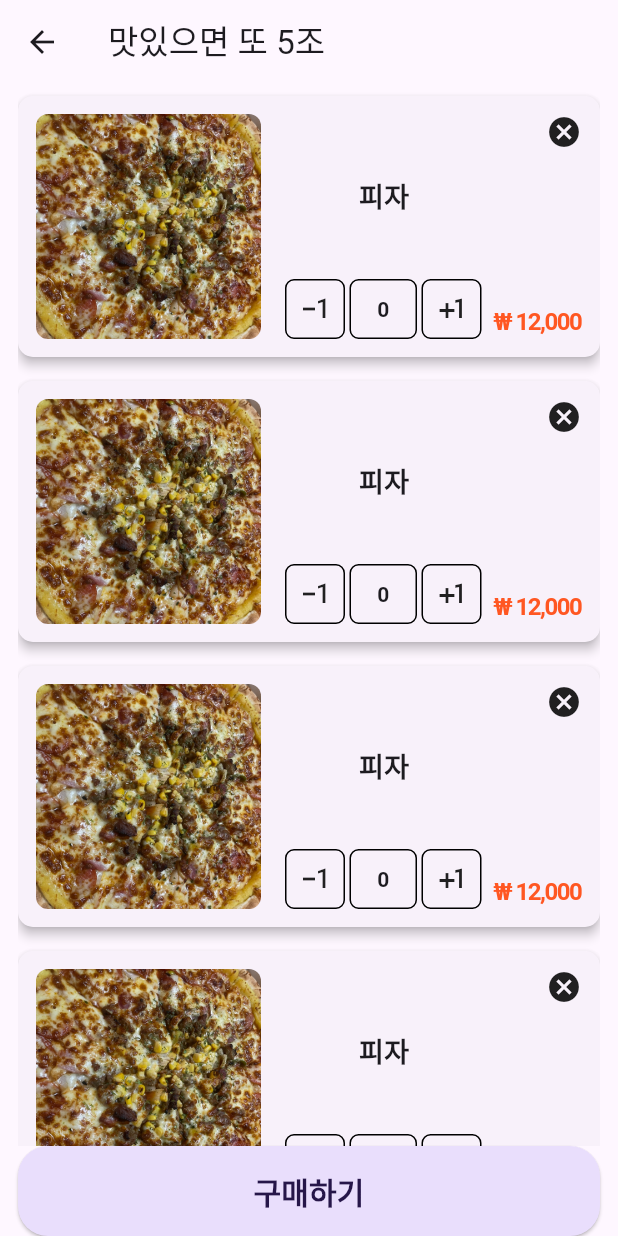
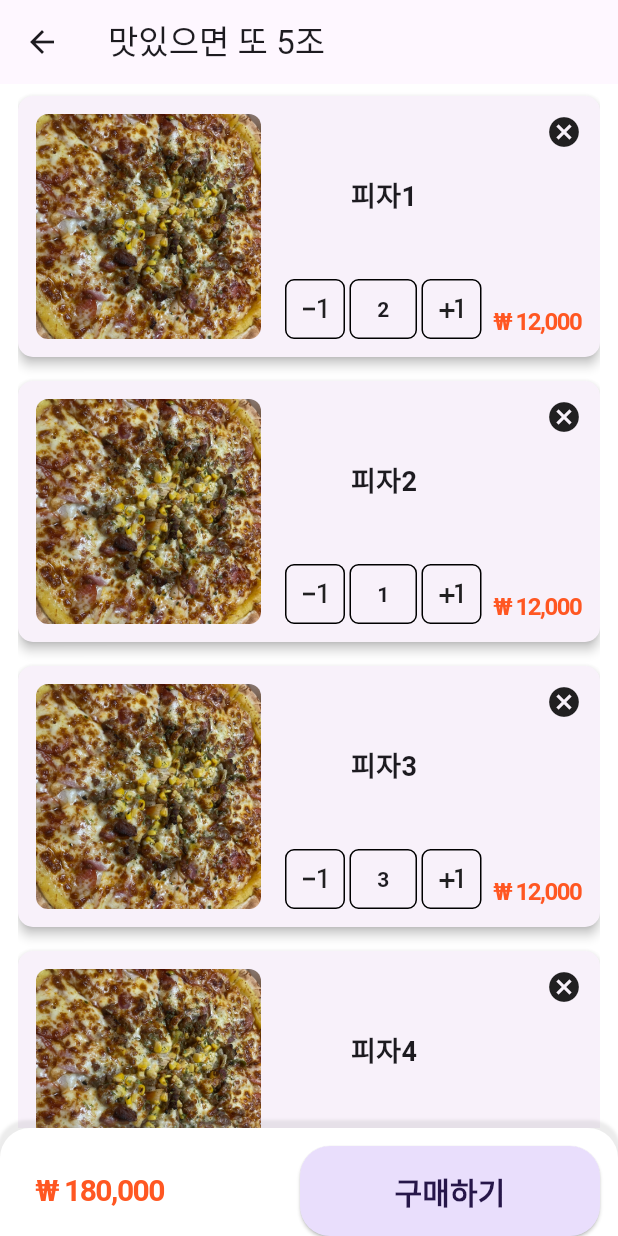
Before and after one commit to jek1m/shoppingmall_platform_5, a Flutter app: the ShoppingBag screen opened directly, on a phone screen of 412 x 824 dp. Run offline on Flutter 3.47's test engine with Material 3 defaults, Android fonts, the phone set to English and light mode, and no system bars.

Commit message:
feat: 장바구니 기능 완료

```diff
--- a/lib/shopping_bag_page.dart
+++ b/lib/shopping_bag_page.dart
@@ -1,76 +1,101 @@
+import 'package:flutter/cupertino.dart';
 import 'package:flutter/material.dart';
 import 'package:intl/intl.dart';
 
-class ShoppingBag extends StatelessWidget {
+class ShoppingBag extends StatefulWidget {
+  @override
+  State<ShoppingBag> createState() => _ShoppingBagState();
+}
+
+class _ShoppingBagState extends State<ShoppingBag> {
   List<Map<String, dynamic>?> foods = [
     {
-      'name': '피자',
+      'name': '피자1',
       'description': '치즈크러스트 기본 탑재 피자예요',
       'image': 'assets/pizza.jpg',
-      'price': '12000'
+      'price': '12000',
+      'amount': '2'
     },
     {
-      'name': '피자',
+      'name': '피자2',
       'description': '치즈크러스트 기본 탑재 피자예요',
       'image': 'assets/pizza.jpg',
-      'price': '12000'
+      'price': '12000',
+      'amount': '1'
     },
     {
-      'name': '피자',
+      'name': '피자3',
       'description': '치즈크러스트 기본 탑재 피자예요',
       'image': 'assets/pizza.jpg',
-      'price': '12000'
+      'price': '12000',
+      'amount': '3'
     },
     {
-      'name': '피자',
+      'name': '피자4',
       'description': '치즈크러스트 기본 탑재 피자예요',
       'image': 'assets/pizza.jpg',
-      'price': '12000'
+      'price': '12000',
+      'amount': '4'
     },
     {
-      'name': '피자',
+      'name': '피자5',
       'description': '치즈크러스트 기본 탑재 피자예요',
       'image': 'assets/pizza.jpg',
-      'price': '12000'
-    },
-    {
-      'name': '피자',
-      'description': '치즈크러스트 기본 탑재 피자예요',
-      'image': 'assets/pizza.jpg',
-      'price': '12000'
-    },
-    {
-      'name': '피자',
-      'description': '치즈크러스트 기본 탑재 피자예요',
-      'image': 'assets/pizza.jpg',
-      'price': '12000'
-    },
-    {
-      'name': '피자',
-      'description': '치즈크러스트 기본 탑재 피자예요',
-      'image': 'assets/pizza.jpg',
-      'price': '12000'
-    },
-    {
-      'name': '피자',
-      'description': '치즈크러스트 기본 탑재 피자예요',
-      'image': 'assets/pizza.jpg',
-      'price': '12000'
+      'price': '12000',
+      'amount': '5'
     },
   ];
 
+  /// 총 금액을 나타내는 함수
+  int total = 0;
+  int getTotalMoney(List<Map<String, dynamic>?> foods) {
+    total = 0;
+
+    for (var food in foods) {
+      if (food!['amount'] != '0') {
+        int amount = int.parse(food['amount']);
+        int price = int.parse(food['price']);
+        total += (amount * price);
+      }
+    }
+
+    return total;
+  }
+
+  void onRemove(Map<String, dynamic> food) {
+    setState(() {
+      foods.removeWhere((item) => item == food);
+    });
+  }
+
+  /// 음식의 수량 상태를 변경하는 함수
+  void onChange({required Map<String, dynamic> food, required String type}) {
+    int currentAmount = int.parse(food['amount']);
+    setState(() {
+      print('setState 시작');
+      if (type == 'add') {
+        food['amount'] = (currentAmount + 1).toString();
+      } else if (type == 'subtract') {
+        food['amount'] = (currentAmount - 1).toString();
+      }
+    });
+  }
+
   @override
   Widget build(BuildContext context) {
+    print('build-----');
     return Scaffold(
       appBar: AppBar(
         title: Text('맛있으면 또 5조'),
       ),
-      body: SafeArea(
-        child: Padding(
-          padding: const EdgeInsets.symmetric(horizontal: 12),
+      body: ColoredBox(
+        color: Colors.white,
+        child: SafeArea(
           child: Column(
             children: [
               Expanded(
+                  child: Padding(
+                padding: const EdgeInsets.symmetric(horizontal: 12),
                 child: foods.isEmpty
                     ? const Center(
                         child: Text(
@@ -83,37 +108,126 @@ class ShoppingBag extends StatelessWidget {
                         itemCount: foods.length,
                         itemBuilder: (context, idx) {
                           return shoppingList(foods[idx]!);
-                          })),
-              SizedBox(
+                        }),
+              )),
+              Container(
                 width: double.infinity,
+                padding: const EdgeInsets.only(top: 12, left: 24, right: 12),
+                decoration: BoxDecoration(
+                    borderRadius: BorderRadius.only(
+                        topLeft: Radius.circular(20),
+                        topRight: Radius.circular(20)),
+                    color: Colors.white,
+                    boxShadow: [
+                      BoxShadow(
+                        color: Colors.grey.withValues(alpha: 0.2),
+                        spreadRadius: 2,
+                        blurRadius: 1,
+                        offset: Offset(0, -3),
+                      )
+                    ]),
+                child: Row(
+                  mainAxisAlignment: MainAxisAlignment.spaceBetween,
+                  children: [
+                    Expanded(
+                      child: Text(
+                        '₩ ${NumberFormat('#,###').format(getTotalMoney(foods))}', // 세 자리마다 콤마 추가
+                        maxLines: 1,
+                        overflow: TextOverflow.ellipsis,
+                        softWrap: true,
+                        style: const TextStyle(
+                          letterSpacing: -1,
+                          fontSize: 20,
+                          fontWeight: FontWeight.bold,
+                          color: Colors.deepOrange,
+                        ),
+                      ),
+                    ),
+                    Container(
+                      width: 200,
                       height: 60,
                       child: ElevatedButton(
-                      onPressed: () {},
+                        onPressed: total == 0
+                            ? null
+                            : () {
+                                showCupertinoDialog(
+                                  context: context,
+                                  builder: (context) {
+                                    return CupertinoAlertDialog(
+                                      title: Text('구매 하시겠습니까?'),
+                                      content: Text(
+                                          '총 ${NumberFormat('#,###').format(total)}원 입니다.'),
+                                      actions: [
+                                        CupertinoDialogAction(
+                                          isDefaultAction: true,
+                                          onPressed: () {
+                                            // 이게 있어야 팝업 창이 사라짐
+                                            Navigator.pop(context);
+                                          },
+                                          child: Text(
+                                            '취소',
+                                            style: TextStyle(color: Colors.red),
+                                          ),
+                                        ),
+                                        CupertinoDialogAction(
+                                          isDestructiveAction: true,
+                                          onPressed: () {
+                                            // 이게 있어야 팝업 창이 사라짐
+                                            Navigator.pop(context);
+                                          },
+                                          child: Text(
+                                            '확인',
+                                            style:
+                                                TextStyle(color: Colors.blue),
+                                          ),
+                                        ),
+                                      ],
+                                    );
+                                  },
+                                );
+                              },
                         style: ButtonStyle(
                           shape: WidgetStatePropertyAll(
                             RoundedRectangleBorder(
                                 borderRadius: BorderRadius.circular(20)),
                           ),
-                        foregroundColor: WidgetStatePropertyAll(
-                          Color.fromRGBO(38, 22, 73, 1),
+                          foregroundColor: WidgetStateProperty.resolveWith(
+                            (states) {
+                              if (states.contains(WidgetState.disabled)) {
+                                return const Color.fromARGB(
+                                    255, 173, 173, 173); // 비활성화 색상
+                              }
+                              return Color.fromRGBO(38, 22, 73, 1); // 기본 색상
+                            },
                           ),
-                        backgroundColor: WidgetStatePropertyAll(
-                            Color.fromRGBO(233, 222, 252, 1)),
+                          backgroundColor: WidgetStateProperty.resolveWith(
+                            (states) {
+                              if (states.contains(WidgetState.disabled)) {
+                                return const Color.fromARGB(
+                                    255, 197, 197, 197); // 비활성화 색상
+                              }
+                              return Color.fromRGBO(233, 222, 252, 1); // 기본 색상
+                            },
+                          ),
                         ),
                         child: Text(
                           '구매하기',
                           style: TextStyle(
                               fontSize: 20, fontWeight: FontWeight.bold),
-                      )))
+                        ),
+                      ),
+                    ),
+                  ],
+                ),
+              ),
             ],
           ),
         ),
       ),
     );
-    ;
   }
 
-  Card shoppingList(Map<String, dynamic> foods) {
+  Card shoppingList(Map<String, dynamic> food) {
     return Card(
       margin: const EdgeInsets.symmetric(vertical: 8),
       elevation: 3,
@@ -132,7 +246,7 @@ class ShoppingBag extends StatelessWidget {
                 child: AspectRatio(
                   aspectRatio: 1 / 1,
                   child: Image.asset(
-                    foods['image'],
+                    food['image'],
                     fit: BoxFit.cover,
                   ),
                 ),
@@ -149,7 +263,7 @@ class ShoppingBag extends StatelessWidget {
                           Expanded(
                             child: Center(
                               child: Text(
-                                foods['name'],
+                                food['name'],
                                 maxLines: 2,
                                 overflow: TextOverflow.ellipsis,
                                 softWrap: true,
@@ -164,7 +278,11 @@ class ShoppingBag extends StatelessWidget {
                             children: [
                               GestureDetector(
                                 onTap: () {
-                                  print('-1');
+                                  print('-1: $food');
+
+                                  if (food['amount'] == '0') return;
+                                  onChange(food: food, type: 'subtract');
+                                  print('-1: onChange 후: $food');
                                 },
                                 child: Container(
                                   width: 40,
@@ -190,7 +308,7 @@ class ShoppingBag extends StatelessWidget {
                                 ),
                                 child: Center(
                                   child: Text(
-                                    '0',
+                                    food['amount'],
                                     style:
                                         TextStyle(fontWeight: FontWeight.bold),
                                   ),
@@ -201,7 +319,8 @@ class ShoppingBag extends StatelessWidget {
                               ),
                               GestureDetector(
                                 onTap: () {
-                                  print('+1');
+                                  print('+1: $food');
+                                  onChange(food: food, type: 'add');
                                 },
                                 child: Container(
                                   width: 40,
@@ -227,12 +346,46 @@ class ShoppingBag extends StatelessWidget {
                           GestureDetector(
                             onTap: () {
                               print('이거 삭제혀');
+                              showCupertinoDialog(
+                                context: context,
+                                builder: (context) {
+                                  return CupertinoAlertDialog(
+                                    title: Text('삭제 하시겠습니까?'),
+                                    // content: Text(''),
+                                    actions: [
+                                      CupertinoDialogAction(
+                                        isDefaultAction: true,
+                                        onPressed: () {
+                                          // 이게 있어야 팝업 창이 사라짐
+                                          Navigator.pop(context);
+                                        },
+                                        child: Text(
+                                          '취소',
+                                          style: TextStyle(color: Colors.red),
+                                        ),
+                                      ),
+                                      CupertinoDialogAction(
+                                        isDestructiveAction: true,
+                                        onPressed: () {
+                                          // 이게 있어야 팝업 창이 사라짐
+                                          Navigator.pop(context);
+                                          onRemove(food);
+                                        },
+                                        child: Text(
+                                          '확인',
+                                          style: TextStyle(color: Colors.blue),
+                                        ),
+                                      ),
+                                    ],
+                                  );
+                                },
+                              );
                             },
                             child: Icon(Icons.cancel),
                           ),
                           Spacer(),
                           Text(
-                              '₩ ${NumberFormat('#,###').format(int.parse(foods['price']))}', // 세 자리마다 콤마 추가
+                            '₩ ${NumberFormat('#,###').format(int.parse(food['price']))}', // 세 자리마다 콤마 추가
                             maxLines: 2,
                             overflow: TextOverflow.ellipsis,
                             softWrap: true,
@@ -241,7 +394,8 @@ class ShoppingBag extends StatelessWidget {
                               fontSize: 16,
                               fontWeight: FontWeight.bold,
                               color: Colors.deepOrange,
-                              )),
+                            ),
+                          ),
                         ],
                       ),
                     )
@@ -255,45 +409,3 @@ class ShoppingBag extends StatelessWidget {
     );
   }
 }
-
-// GestureDetector(
-//                                 onTap: () {
-//                                   print('이거 삭제혀');
-//                                 },
-//                                 child: Icon(Icons.cancel),
-//                               )
-
-
-
-
-
-
-
-// Column(
-//                       crossAxisAlignment: CrossAxisAlignment.start,
-//                       children: [
-//                         Expanded(
-//                           child: SizedBox(
-//                             width: double.infinity,
-//                             child: Text(
-//                               foods['name'],
-//                               style: const TextStyle(
-//                                 fontSize: 18,
-//                                 fontWeight: FontWeight.bold,
-//                               ),
-//                             ),
-//                           ),
-//                         ),
-//                         const SizedBox(height: 8),
-//                         Expanded(
-//                           child: Text(
-//                             '₩ ${NumberFormat('#,###').format(int.parse(foods['price']))}', // 세 자리마다 콤마 추가
-//                             style: const TextStyle(
-//                               fontSize: 16,
-//                               fontWeight: FontWeight.bold,
-//                               color: Colors.deepOrange,
-//                             ),
-//                           ),
-//                         ),
-//                       ],
-//                     ),
```
Lines whose indentation alone changed are shown as unchanged.
